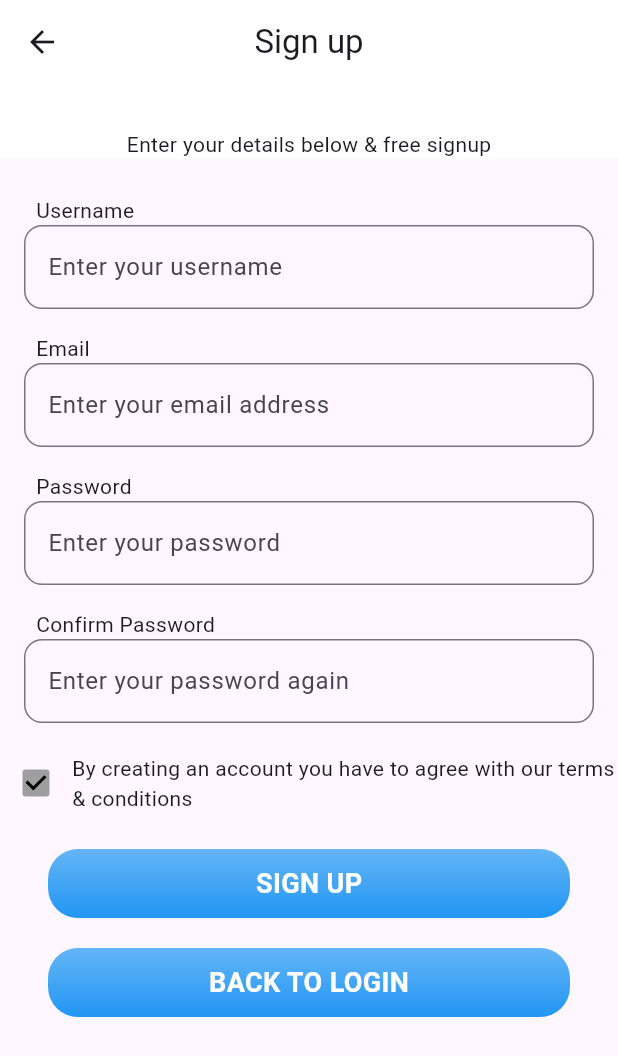
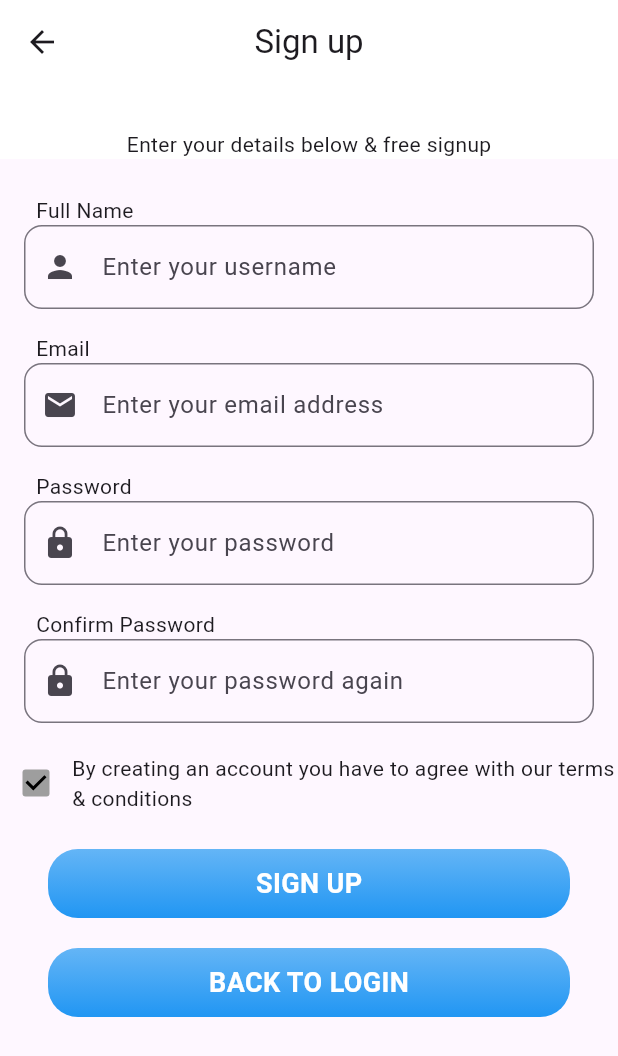
Before and after one commit to Semedii/Suuq, a Flutter app: the SignupPage screen opened by its route, on a phone screen of 412 x 824 dp. Shown: the top 1056 px of the screen. Run offline on Flutter 3.47's test engine with Material 3 defaults, Android fonts, the phone set to English and light mode, and no system bars; our stand-ins replace auto_route, dots_indicator, flutter_riverpod, riverpod_annotation; generated files the repository leaves out were written again.

Commit message:
added prefix icons to regsiter page textfileds

```diff
--- a/lib/pages/signup_page.dart
+++ b/lib/pages/signup_page.dart
@@ -39,12 +39,25 @@ class SignupPage extends StatelessWidget {
   Column _getTextFields() {
     return const Column(
       children: [
-        AppTextField(label: "Username", hintText: "Enter your username"),
-        AppTextField(label: "Email", hintText: "Enter your email address"),
-        AppTextField(label: "Password", hintText: "Enter your password"),
+        AppTextField(
+          label: "Full Name",
+          hintText: "Enter your username",
+          prefixIcon: Icon(Icons.person),
+        ),
+        AppTextField(
+          label: "Email",
+          hintText: "Enter your email address",
+          prefixIcon: Icon(Icons.email),
+        ),
+        AppTextField(
+          label: "Password",
+          hintText: "Enter your password",
+          prefixIcon: Icon(Icons.lock),
+        ),
         AppTextField(
           label: "Confirm Password",
           hintText: "Enter your password again",
+          prefixIcon: Icon(Icons.lock),
         ),
       ],
     );
```
